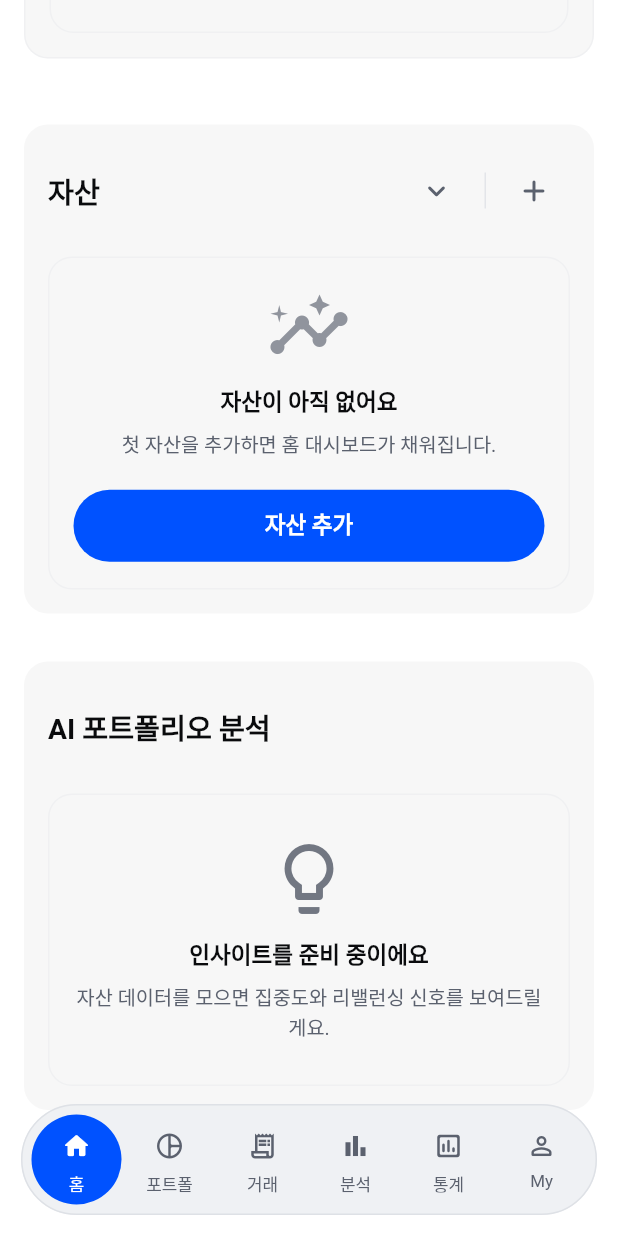
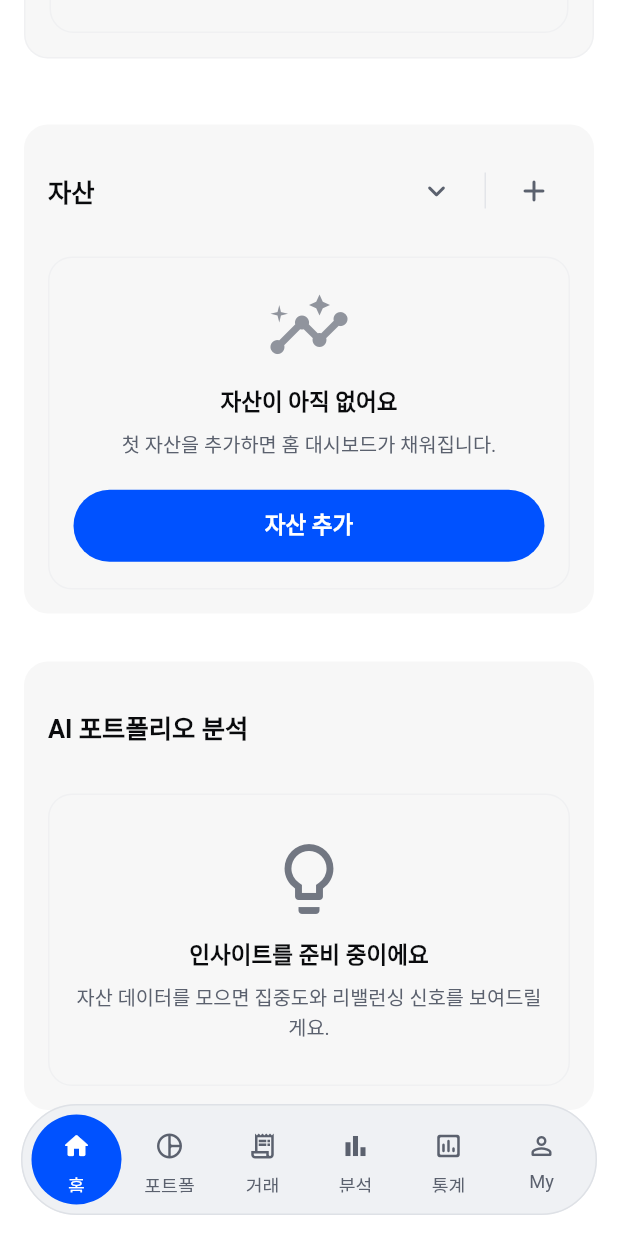
Before and after one commit to redbrick01/Moneyfi, a Flutter app: the screen it shows after launch, scrolled down 348 dp, on a phone screen of 412 x 824 dp. Run offline on Flutter 3.47's test engine with Material 3 defaults, Android fonts, the phone set to English and light mode, and no system bars; our stand-ins replace drift, flutter_secure_storage, flutter_slidable, supabase_flutter; accounts and stored records are empty; generated files the repository leaves out were written again.

Commit message:
fix: align typography sizes with design spec

```diff
--- a/lib/design_system/app_typography.dart
+++ b/lib/design_system/app_typography.dart
@@ -68,7 +68,7 @@ class AppTypography extends ThemeExtension<AppTypography> {
       ),
       caption: TextStyle(
         fontFamily: '.SF Pro Text',
-        fontSize: 12,
+        fontSize: 13,
         fontWeight: FontWeight.w400,
         height: 1.3,
         letterSpacing: 0,
--- a/lib/pages/portfolio_dashboard_page.dart
+++ b/lib/pages/portfolio_dashboard_page.dart
@@ -250,7 +250,7 @@ class _AssetSectionBasePlate extends StatelessWidget {
                   Text(
                     '자산',
                     style: context.typography.cardTitle.copyWith(
-                      fontSize: context.fontSizes.s20,
+                      fontSize: context.fontSizes.s18,
                       fontWeight: FontWeight.w600,
                     ),
                   ),
@@ -446,7 +446,7 @@ class _AnalysisSectionBasePlate extends StatelessWidget {
                   Text(
                     'AI 포트폴리오 분석',
                     style: context.typography.cardTitle.copyWith(
-                      fontSize: context.fontSizes.s20,
+                      fontSize: context.fontSizes.s18,
                       fontWeight: FontWeight.w600,
                     ),
                   ),
@@ -607,7 +607,7 @@ class _SummaryCardState extends State<_SummaryCard> {
                                     child: Text(
                                       '총 자산',
                                       style: context.typography.body.copyWith(
-                                        fontSize: context.fontSizes.s20,
+                                        fontSize: context.fontSizes.s18,
                                         fontWeight: FontWeight.w600,
                                       ),
                                     ),
--- a/lib/pages/transactions_page.dart
+++ b/lib/pages/transactions_page.dart
@@ -626,7 +626,7 @@ class _TransactionFilterButton extends StatelessWidget {
                   '$activeCount',
                   style: context.typography.meta.copyWith(
                     color: colorScheme.onPrimary,
-                    fontSize: context.fontSizes.s10,
+                    fontSize: context.fontSizes.s12,
                     fontWeight: FontWeight.w700,
                   ),
                 ),
```
Also changed, not shown: lib/theme/moneyfy_theme.dart (+7 -7 lines).
